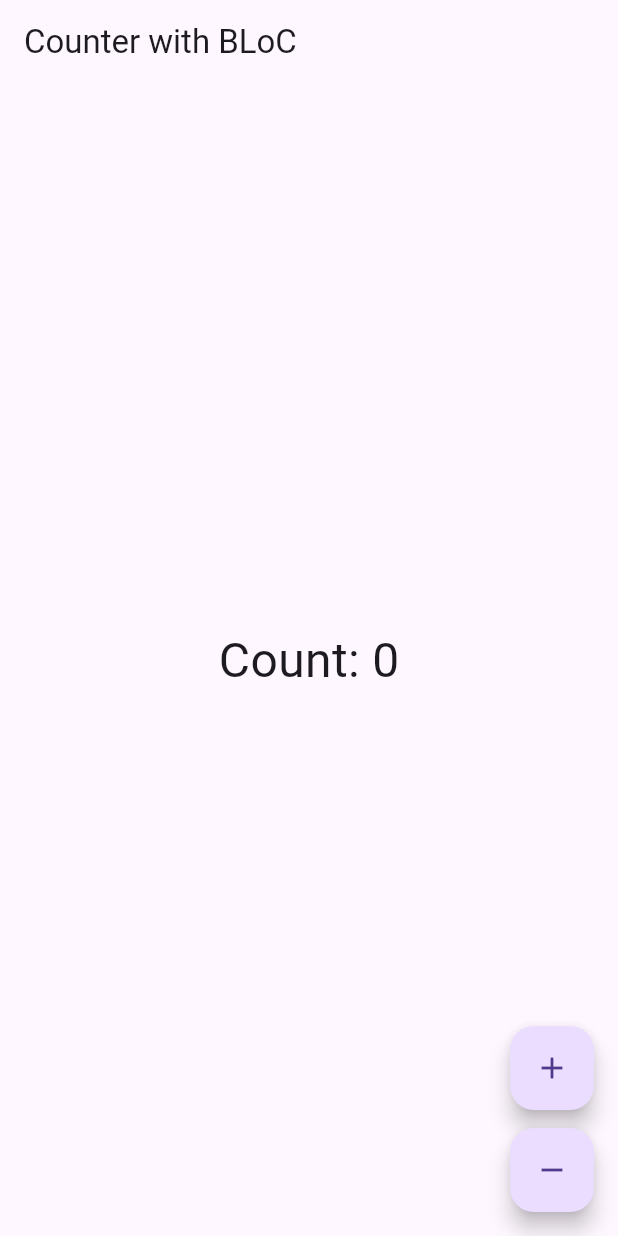
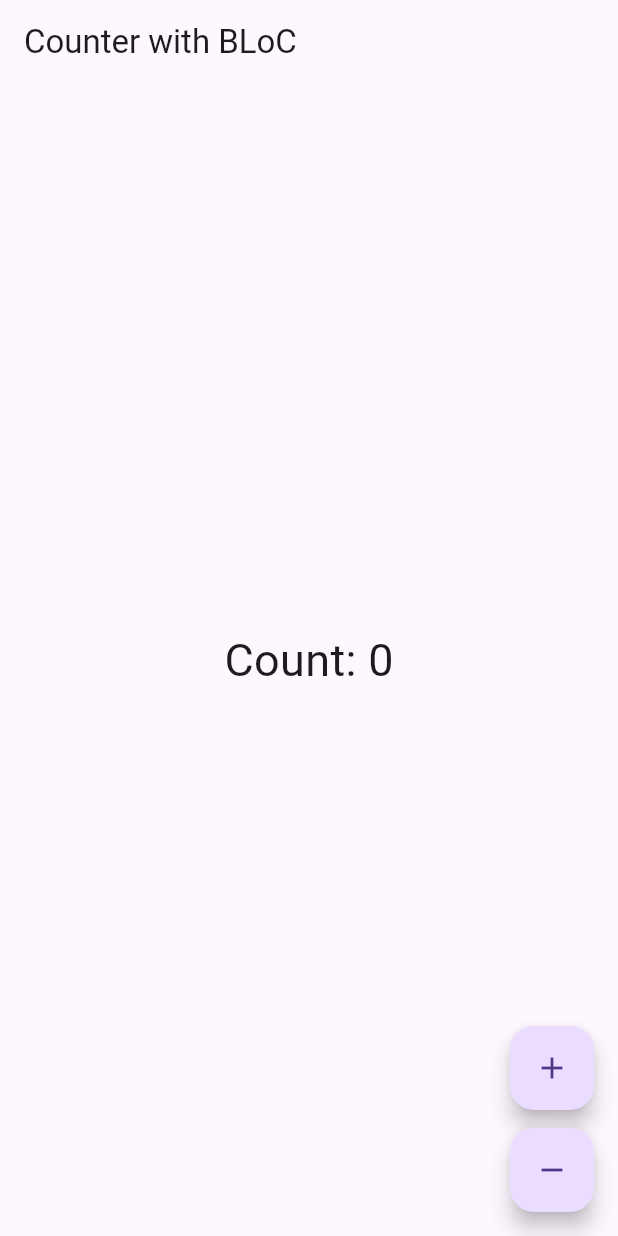
Before and after one commit to Linkonsq/flutter-bloc, a Flutter app: the screen it shows after launch, on a phone screen of 412 x 824 dp. Run offline on Flutter 3.47's test engine with Material 3 defaults, Android fonts, the phone set to English and light mode, and no system bars; our stand-ins replace equatable, flutter_bloc.

Commit message:
Changed font size

```diff
--- a/lib/main.dart
+++ b/lib/main.dart
@@ -36,7 +36,7 @@ class CounterScreen extends StatelessWidget {
           builder: (context, state) {
             return Text(
               'Count: ${state.count}',
-              style: const TextStyle(fontSize: 32),
+              style: const TextStyle(fontSize: 30),
             );
           },
         ),
```
